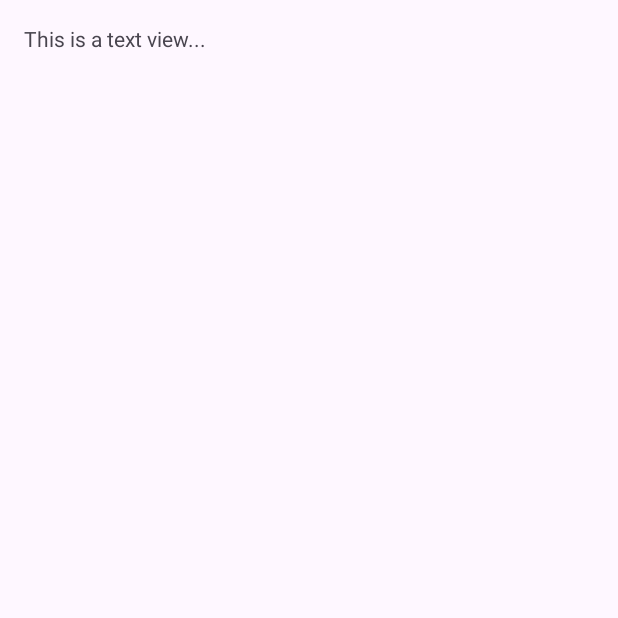
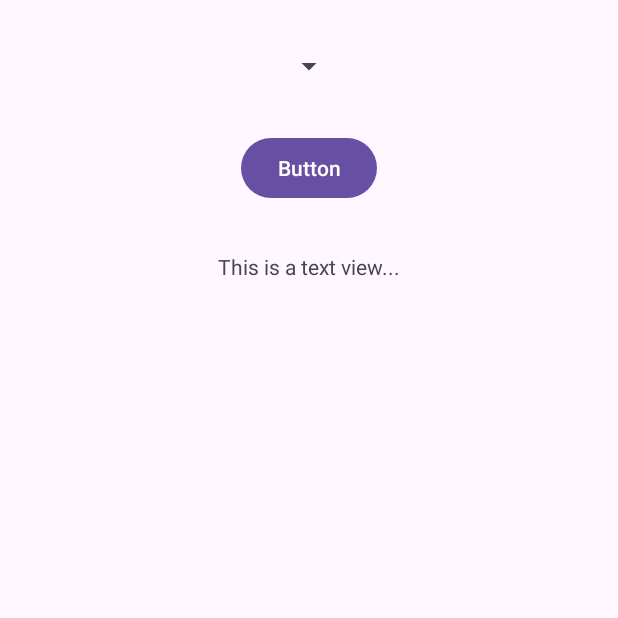
Before and after one commit to newrochi/beer_advisor, an Android app: the screen it shows after launch (FineBeerActivity), on a phone screen of 412 x 824 dp, the top half of it. Before the commit the part shown is almost empty. Run offline under Robolectric (Android 15) with nearby library versions, the phone set to English and light mode, and no system bars.

Commit message:
created basic layout

```diff
--- a/app/src/main/res/layout/activity_find_beer.xml
+++ b/app/src/main/res/layout/activity_find_beer.xml
@@ -7,10 +7,28 @@
     android:orientation="vertical"
     tools:context=".FineBeerActivity">
 
-    <TextView
-        android:id="@+id/textView"
+    <Spinner
+        android:id="@+id/color"
         android:layout_width="wrap_content"
         android:layout_height="wrap_content"
+        android:layout_marginTop="40dp"
+        android:layout_gravity="center"
+        android:layout_margin="16dp"/>
+    <Button
+        android:id="@+id/find_beer"
+        android:layout_width="wrap_content"
+        android:layout_height="wrap_content"
+        android:layout_gravity="center"
+        android:layout_margin="16dp"
+        android:text="Button" />
+    <TextView
+        android:id="@+id/brands"
+        android:layout_width="wrap_content"
+        android:layout_height="wrap_content"
+        android:layout_gravity="center"
+        android:layout_margin="16dp"
         android:text="This is a text view..."/>
 
+
+
 </LinearLayout>
--- a/app/src/main/res/values/strings.xml
+++ b/app/src/main/res/values/strings.xml
@@ -1,3 +1,5 @@
 <resources>
     <string name="app_name">Beer Advisor</string>
+    <string name="find_beer">Find Beer!</string>
+    <string name="brands">No beers selected</string>
 </resources>
```
